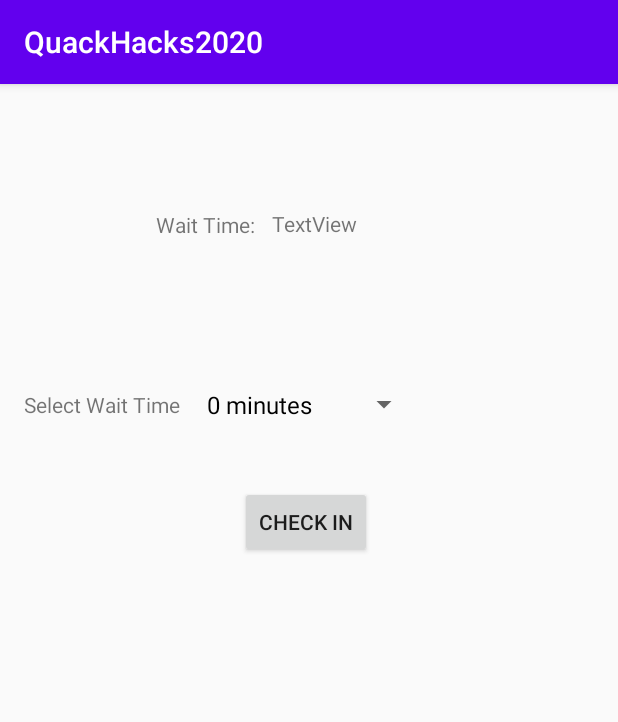
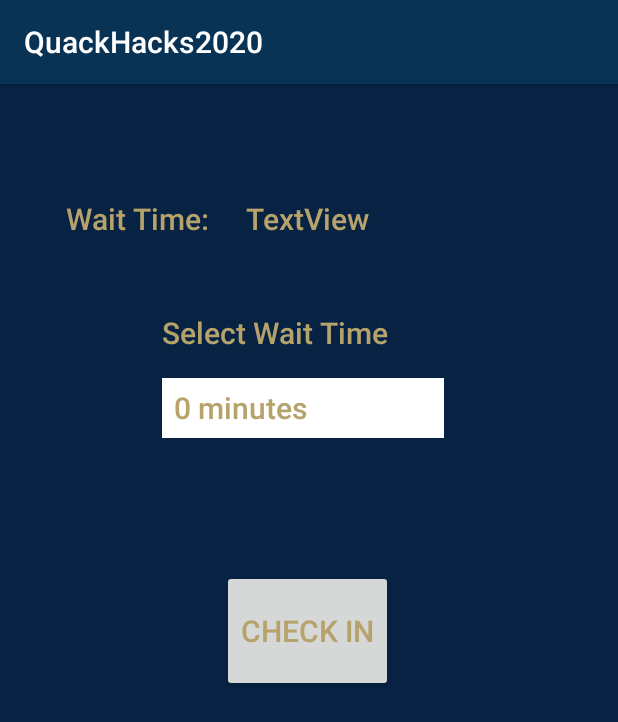
Before and after one commit to Team12QuackHacks/App, an Android app: the SpecificLocationActivity screen opened directly, with no data from a screen before it, on a phone screen of 412 x 824 dp. Shown: the top 722 px of the screen. Run offline under Robolectric (Android 15) with nearby library versions, the phone set to English and light mode, and no system bars; our stand-ins replace Firebase (no records; nobody signed in at launch, a user with empty details on screens opened directly); 4 statements that could not run were skipped.

Commit message:
designed theme

```diff
--- a/QuackHacks2020/app/src/main/AndroidManifest.xml
+++ b/QuackHacks2020/app/src/main/AndroidManifest.xml
@@ -13,7 +13,7 @@
         android:label="@string/app_name"
         android:roundIcon="@mipmap/ic_launcher_round"
         android:supportsRtl="true"
-        android:theme="@style/AppTheme">
+        android:theme="@style/GTtheme">
         <activity android:name=".MainActivity">
             <intent-filter>
                 <action android:name="android.intent.action.MAIN" />
--- a/QuackHacks2020/app/src/main/java/com/example/quackhacks2020/Map.java
+++ b/QuackHacks2020/app/src/main/java/com/example/quackhacks2020/Map.java
@@ -16,7 +16,6 @@ public class Map extends AppCompatActivity {
         setContentView(R.layout.map);
         mapView = (MapView) findViewById(R.id.mapView);
         mapView.onCreate(savedInstanceState);
-
     }
     protected void onStart(){
         super.onStart();
--- a/QuackHacks2020/app/src/main/java/com/example/quackhacks2020/SpecificLocationActivity.java
+++ b/QuackHacks2020/app/src/main/java/com/example/quackhacks2020/SpecificLocationActivity.java
@@ -50,11 +50,11 @@ public class SpecificLocationActivity extends AppCompatActivity {
 
 
         curWait = findViewById(R.id.curWaitTime);
-        DatabaseReference locationData = database.child(broadTerm).child(specificLocation);
+        DatabaseReference locationData = database.child(broadTerm).child(specificLocation).child("waittime");
         locationData.addListenerForSingleValueEvent(new ValueEventListener() {
             @Override
             public void onDataChange(DataSnapshot dataSnapshot) {
-                curWait.setText(dataSnapshot.getValue().toString());
+                curWait.setText(dataSnapshot.getValue().toString() + " minutes");
             }
 
             @Override
--- a/QuackHacks2020/app/src/main/res/layout/activity_specific_location.xml
+++ b/QuackHacks2020/app/src/main/res/layout/activity_specific_location.xml
@@ -10,8 +10,8 @@
         android:id="@+id/location"
         android:layout_width="wrap_content"
         android:layout_height="wrap_content"
-        android:layout_marginStart="176dp"
-        android:layout_marginTop="36dp"
+        android:layout_marginStart="164dp"
+        android:layout_marginTop="40dp"
         android:text="TextView"
         app:layout_constraintStart_toStartOf="parent"
         app:layout_constraintTop_toTopOf="parent" />
@@ -20,18 +20,18 @@
         android:id="@+id/waitTime"
         android:layout_width="wrap_content"
         android:layout_height="wrap_content"
-        android:layout_marginStart="104dp"
-        android:layout_marginTop="84dp"
+        android:layout_marginStart="44dp"
+        android:layout_marginTop="76dp"
         android:text="Wait Time: "
         app:layout_constraintStart_toStartOf="parent"
         app:layout_constraintTop_toTopOf="parent" />
 
     <Button
         android:id="@+id/checkIn"
-        android:layout_width="wrap_content"
-        android:layout_height="wrap_content"
-        android:layout_marginStart="160dp"
-        android:layout_marginTop="268dp"
+        android:layout_width="114dp"
+        android:layout_height="81dp"
+        android:layout_marginStart="148dp"
+        android:layout_marginTop="324dp"
         android:onClick="onClick"
         android:text="Check In"
         app:layout_constraintStart_toStartOf="parent"
@@ -39,10 +39,11 @@
 
     <Spinner
         android:id="@+id/spinner"
-        android:layout_width="150dp"
-        android:layout_height="39dp"
-        android:layout_marginStart="130dp"
-        android:layout_marginTop="194dp"
+        android:background="#FFFFFF"
+        android:layout_width="188dp"
+        android:layout_height="40dp"
+        android:layout_marginStart="108dp"
+        android:layout_marginTop="196dp"
         app:layout_constraintStart_toStartOf="parent"
         app:layout_constraintTop_toTopOf="parent" />
 
@@ -50,18 +51,18 @@
         android:id="@+id/curWaitTime"
         android:layout_width="wrap_content"
         android:layout_height="wrap_content"
-        android:layout_marginStart="181dp"
-        android:layout_marginTop="83dp"
+        android:layout_marginStart="164dp"
+        android:layout_marginTop="76dp"
         android:text="TextView"
         app:layout_constraintStart_toStartOf="parent"
         app:layout_constraintTop_toTopOf="parent" />
 
     <TextView
         android:id="@+id/textView"
-        android:layout_width="wrap_content"
-        android:layout_height="wrap_content"
-        android:layout_marginStart="16dp"
-        android:layout_marginTop="204dp"
+        android:layout_width="189dp"
+        android:layout_height="28dp"
+        android:layout_marginStart="108dp"
+        android:layout_marginTop="152dp"
         android:text="Select Wait Time"
         app:layout_constraintStart_toStartOf="parent"
         app:layout_constraintTop_toTopOf="parent" />
--- a/QuackHacks2020/app/src/main/res/values/styles.xml
+++ b/QuackHacks2020/app/src/main/res/values/styles.xml
@@ -1,11 +1,14 @@
 <resources>
 
-    <!-- Base application theme. -->
-    <style name="AppTheme" parent="Theme.AppCompat.Light.DarkActionBar">
-        <!-- Customize your theme here. -->
-        <item name="colorPrimary">@color/colorPrimary</item>
+    <style name="GTtheme" parent="Theme.AppCompat.Light.DarkActionBar">
+        <item name="android:textColor">#b6a36b</item>
+        <item name="android:textSize">20dp</item>
+        <item name= "android:fontFamily" > sans-serif-light </item>
+        <item name="android:textStyle"> bold </item>
+        <item name="colorPrimary">#083355</item>
         <item name="colorPrimaryDark">@color/colorPrimaryDark</item>
-        <item name="colorAccent">@color/colorAccent</item>
+        <item name="colorAccent">#b6a36b</item>
+        <item name="android:windowBackground">#082244</item>
     </style>
 
 </resources>
```
Also changed, not shown: 139 other files.
